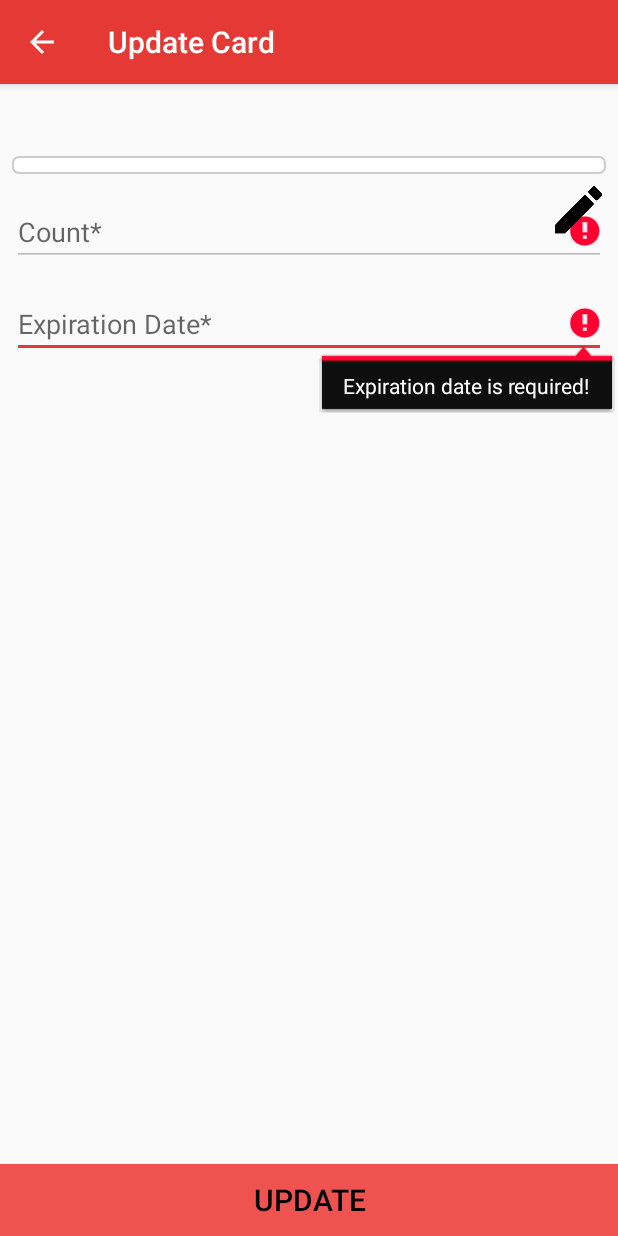
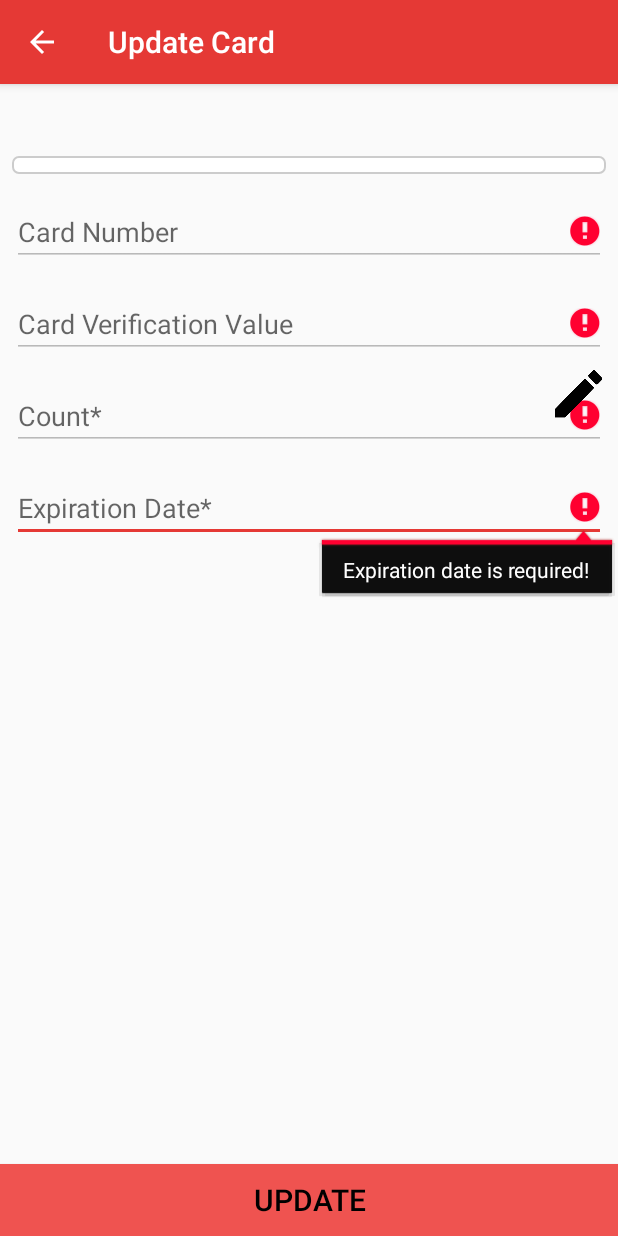
Before and after one commit to DroidUcation/maliros, an Android app: the AddCardActivity screen opened directly, with no data from a screen before it, after a tap on "UPDATE", on a phone screen of 412 x 824 dp. Run offline under Robolectric (Android 15) with nearby library versions, the phone set to English and light mode, and no system bars; our stand-ins replace ButterKnife; 1 statement that could not run was skipped.

Commit message:
-Add Update card option -Add card number and cvv fields

```diff
--- a/GiftCard/app/src/main/java/com/maliros/giftcard/activities/AddCardActivity.java
+++ b/GiftCard/app/src/main/java/com/maliros/giftcard/activities/AddCardActivity.java
@@ -3,6 +3,7 @@ package com.maliros.giftcard.activities;
 import android.app.ActionBar;
 import android.app.Activity;
 import android.app.DatePickerDialog;
+import android.content.ContentUris;
 import android.content.ContentValues;
 import android.content.Intent;
 import android.database.Cursor;
@@ -66,9 +67,14 @@ public class AddCardActivity extends AppCompatActivity implements View.OnClickLi
     private ImageView imageView;
     private boolean isCreateMode = true;
     private EditText balance1;
-    Button btnOpenPopup;
+    private Button btnOpenPopup;
+    private int cardId;
+    private Cursor cardCursor;
 
     //UI References
+    private EditText cvv;
+    private EditText cardNumber;
+    private EditText balance;
     private EditText expirationDateET;
     private DatePickerDialog expirationDatePickerDialog;
 
@@ -86,18 +92,24 @@ public class AddCardActivity extends AppCompatActivity implements View.OnClickLi
         setCardTypesSpinner();
         // init expiration date
         setExpirationDate();
+        // balance
         setBalanceEditTxt();
+        // cardNumber & cvv
+        handleCardNumberAndCvv();
     }
 
     private void handleCreateUpdateMode() {
-        int cardId = (getIntent() != null && getIntent().getExtras() != null) ? getIntent().getExtras().getInt(CardEntry._ID, -1) : 0;
-        if (cardId != -1) {
+        this.cardId = (getIntent() != null && getIntent().getExtras() != null) ? getIntent().getExtras().getInt(CardEntry._ID, -1) : 0;
+        if (this.cardId != -1) {
+            Log.d("**id", String.valueOf(this.cardId));
             this.isCreateMode = false;
             setTitle(getString(R.string.update_card_title));
             Button addButton = (Button) findViewById(R.id.add_card_btn);
             // handle buttons
             addButton.setText(R.string.update_button_text);
-        }else{
+            cardCursor = getContentResolver().query(ContentUris.withAppendedId(CardEntry.CONTENT_URI, this.cardId), null, null, null, null);
+            cardCursor.moveToFirst();
+        } else {
             setTitle(getString(R.string.add_card_title));
         }
         Button updateBalanceBtn = (Button) findViewById(R.id.btn_update_balance);
@@ -105,8 +117,18 @@ public class AddCardActivity extends AppCompatActivity implements View.OnClickLi
     }
 
     private void setBalanceEditTxt() {
-        final EditText balanceEditTxt = (EditText) findViewById(R.id.edt_view_balance);
-        balanceEditTxt.setOnFocusChangeListener(new View.OnFocusChangeListener() {
+        balance = (EditText) findViewById(R.id.edt_view_balance);
+        balance.setOnFocusChangeListener(getFocusChangeListener());
+
+        balance.setEnabled(this.isCreateMode);
+        // init values in update mode
+        if (isUpdateWithCardRecord()) {
+            balance.setText(cardCursor.getString(cardCursor.getColumnIndex(CardEntry.BALANCE)));
+        }
+    }
+
+    private View.OnFocusChangeListener getFocusChangeListener(){
+        return new View.OnFocusChangeListener() {
             @Override
             public void onFocusChange(View v, boolean hasFocus) {
                 if (!hasFocus) {
@@ -114,8 +136,7 @@ public class AddCardActivity extends AppCompatActivity implements View.OnClickLi
                     inputMethodManager.toggleSoftInput(InputMethodManager.HIDE_IMPLICIT_ONLY, 0);
                 }
             }
-        });
-        balanceEditTxt.setEnabled(this.isCreateMode);
+        };
     }
 
     private void setExpirationDate() {
@@ -126,7 +147,6 @@ public class AddCardActivity extends AppCompatActivity implements View.OnClickLi
         expirationDateET.setOnFocusChangeListener(new View.OnFocusChangeListener() {
             @Override
             public void onFocusChange(View v, boolean hasFocus) {
-                Log.d("has focus:", String.valueOf(hasFocus));
                 if (hasFocus) {
                     expirationDatePickerDialog.show();
                 } else if (!hasFocus) {
@@ -148,6 +168,12 @@ public class AddCardActivity extends AppCompatActivity implements View.OnClickLi
         });
 
         Calendar newCalendar = Calendar.getInstance();
+        // init values in update mode
+        if (isUpdateWithCardRecord()) {
+            newCalendar = DateUtil.getDate(cardCursor.getString(cardCursor.getColumnIndex(CardEntry.EXPIRATION_DATE)));
+            expirationDateET.setText(DateUtil.DATE_FORMAT_DD_MM_YYYY.format(newCalendar.getTime()));
+        }
+
         expirationDatePickerDialog = new DatePickerDialog(this, new DatePickerDialog.OnDateSetListener() {
             public void onDateSet(DatePicker view, int year, int monthOfYear, int dayOfMonth) {
                 Calendar newDate = Calendar.getInstance();
@@ -155,13 +181,26 @@ public class AddCardActivity extends AppCompatActivity implements View.OnClickLi
                 expirationDateET.setText(DateUtil.DATE_FORMAT_DD_MM_YYYY.format(newDate.getTime()));
             }
         }, newCalendar.get(Calendar.YEAR), newCalendar.get(Calendar.MONTH), newCalendar.get(Calendar.DAY_OF_MONTH));
+
+    }
+
+    private boolean isUpdateWithCardRecord() {
+        return (!isCreateMode && cardCursor != null && cardCursor.moveToFirst());
     }
 
     private void setCardTypesSpinner() {
         Spinner typesSpinner = (Spinner) findViewById(R.id.type_spinner);
+        String selection = null;
+        String[] selectionArgs = null;
+        // init values in update mode- retrieve only this card type
+        if (isUpdateWithCardRecord()) {
+            selection = CardTypeEntry._ID + " = ?";
+            selectionArgs = new String[]{String.valueOf(cardCursor.getInt(cardCursor.getColumnIndex(CardEntry.CARD_TYPE_ID)))};
+        }
+
         // query _id and name
         String[] projection = {CardTypeEntry._ID, CardTypeEntry.NAME};
-        Cursor cardTypeCursor = getContentResolver().query(CardTypeEntry.CONTENT_URI, projection, null, null, null);
+        Cursor cardTypeCursor = getContentResolver().query(CardTypeEntry.CONTENT_URI, projection, selection, selectionArgs, null);
         // spinner fields
         String[] from = {CardTypeEntry.NAME};
         int[] to = {android.R.id.text1};
@@ -185,6 +224,18 @@ public class AddCardActivity extends AppCompatActivity implements View.OnClickLi
         typesSpinner.setClickable(this.isCreateMode);
     }
 
+    private void handleCardNumberAndCvv() {
+        this.cardNumber = (EditText) findViewById(R.id.edt_card_number);
+        this.cvv = (EditText) findViewById(R.id.edt_cvv);
+        cardNumber.setOnFocusChangeListener(getFocusChangeListener());
+        cardNumber.setEnabled(this.isCreateMode);
+        cvv.setOnFocusChangeListener(getFocusChangeListener());
+        cvv.setEnabled(this.isCreateMode);
+        if (isUpdateWithCardRecord()) {
+            cardNumber.setText(cardCursor.getString(cardCursor.getColumnIndex(CardEntry.CARD_NUMBER)));
+            cvv.setText(cardCursor.getString(cardCursor.getColumnIndex(CardEntry.CVV)));
+        }
+    }
 
     public void updateBalanceCard(View view) {
         LayoutInflater layoutInflater =
@@ -196,7 +247,6 @@ public class AddCardActivity extends AppCompatActivity implements View.OnClickLi
 
         Button btnSave = (Button) popupView.findViewById(R.id.btn_save);
         Button btnDismiss = (Button) popupView.findViewById(R.id.btn_cancel);
-
 
         btnDismiss.setOnClickListener(new Button.OnClickListener() {
             @Override
@@ -220,8 +270,7 @@ public class AddCardActivity extends AppCompatActivity implements View.OnClickLi
                 // Defines selection criteria for the rows you want to update
                 String mSelectionClause = CardEntry._ID + " = ?";
                 String[] mSelectionArgs = {getIntent().getExtras().getString(CardEntry._ID)};//card id
-                Log.d("**", getIntent().getExtras().getString(CardEntry._ID));
-                String[] selectionArgs = {getIntent().getExtras().getString(CardEntry._ID)};
+                Log.d("**", mSelectionArgs.toString());
                 // Defines a variable to contain the number of updated rows
                 int mRowsUpdated = 0;
                 /*
@@ -373,24 +422,32 @@ public class AddCardActivity extends AppCompatActivity implements View.OnClickLi
      *
      * @param view
      */
-    public void AddCard(View view) {
+    public void updateOrAddCard(View view) {
         if (validateRequiredFields()) {
-            // card type
-            Spinner typesSpinner = (Spinner) findViewById(R.id.type_spinner);
-            Cursor c = (Cursor) typesSpinner.getSelectedItem();
-            String cardTypeId = c.getString(c.getColumnIndex(CardTypeEntry._ID));
-            // balance
-            EditText balance = (EditText) findViewById(R.id.edt_view_balance);
+            // general values for insert & update
             // expiration date
             String format = DateUtil.DATE_FORMAT_YYYYMMDDHHMMSS.format(getDateFromDatePicker(expirationDatePickerDialog.getDatePicker()));
-
-            // insert
             ContentValues contentValues = new ContentValues(1);
             contentValues.put(CardEntry.BALANCE, Double.parseDouble(balance.getText().toString()));
             contentValues.put(CardEntry.EXPIRATION_DATE, format);
-            contentValues.put(CardEntry.CARD_TYPE_ID, cardTypeId);
-            getContentResolver().insert(CardEntry.CONTENT_URI, contentValues);
 
+            if (!isCreateMode) {
+                // Defines selection criteria for the rows you want to update
+                String mSelectionClause = CardEntry._ID + " = ?";
+                String[] mSelectionArgs = {String.valueOf(this.cardId)};//card id
+                getContentResolver().update(CardEntry.CONTENT_URI, contentValues, mSelectionClause, mSelectionArgs);
+            } else {
+                // card type
+                Spinner typesSpinner = (Spinner) findViewById(R.id.type_spinner);
+                Cursor c = (Cursor) typesSpinner.getSelectedItem();
+                String cardTypeId = c.getString(c.getColumnIndex(CardTypeEntry._ID));
+                contentValues.put(CardEntry.CARD_TYPE_ID, cardTypeId);
+                // card number & cvv
+                contentValues.put(CardEntry.CARD_NUMBER, this.cardNumber.getText().toString());
+                contentValues.put(CardEntry.CVV, this.cvv.getText().toString());
+
+                getContentResolver().insert(CardEntry.CONTENT_URI, contentValues);
+            }
             // start cards display
             Intent intent = new Intent(this, DisplayCardsActivity.class);
             startActivity(intent);
@@ -399,7 +456,7 @@ public class AddCardActivity extends AppCompatActivity implements View.OnClickLi
 
     private boolean validateRequiredFields() {
         boolean isValid = true;
-        EditText balance = (EditText) findViewById(R.id.edt_view_balance);
+        // balance
         if (balance.getText() == null || balance.getText().toString().trim().equals("")) {
             balance.setError("Balance is required!");
             isValid = false;
@@ -407,10 +464,28 @@ public class AddCardActivity extends AppCompatActivity implements View.OnClickLi
             balance.setError("Balance has to be greater than 0!");
             isValid = false;
         }
+        // expiration date
         if (expirationDateET.getText() == null || expirationDateET.getText().toString().trim().equals("")) {
             expirationDateET.setError("Expiration date is required!");
             isValid = false;
         }
+        // card number
+        if (cardNumber.getText() == null || cardNumber.getText().toString().trim().equals("")) {
+            cardNumber.setError("Card Number is required!");
+            isValid = false;
+        } else if ("0".equals(cardNumber.getText())) {
+            cardNumber.setError("Card Number has to be greater than 0!");
+            isValid = false;
+        }
+        // cvv
+        if (cvv.getText() == null || cvv.getText().toString().trim().equals("")) {
+            cvv.setError("Card Verification Valid is required!");
+            isValid = false;
+        } else if ("0".equals(cvv.getText())) {
+            cvv.setError("Card Verification Valid has to be greater than 0!");
+            isValid = false;
+        }
+
         return isValid;
     }
 
--- a/GiftCard/app/src/main/java/com/maliros/giftcard/adapters/CardDisplayAdapter.java
+++ b/GiftCard/app/src/main/java/com/maliros/giftcard/adapters/CardDisplayAdapter.java
@@ -30,6 +30,7 @@ public class CardDisplayAdapter extends CursorRecyclerViewAdapter<CardDisplayVie
         // - replace the contents of the view with that itemsData
         viewHolder.nameTxtView.setText(cursor.getString(cursor.getColumnIndex(CardTypeEntry.NAME)));
         viewHolder.balanceTxtView.setText(cursor.getString(cursor.getColumnIndex(CardEntry.BALANCE)) + "$");
+        Log.d("***view id", String.valueOf(cursor.getInt(cursor.getColumnIndex(CardEntry._ID))));
         viewHolder.cardId = cursor.getInt(cursor.getColumnIndex(CardEntry._ID));
         Log.d("iddd", String.valueOf(viewHolder.cardId));
         Picasso.with(mContext)
--- a/GiftCard/app/src/main/java/com/maliros/giftcard/contentproviders/GiftCardProvider.java
+++ b/GiftCard/app/src/main/java/com/maliros/giftcard/contentproviders/GiftCardProvider.java
@@ -278,6 +278,7 @@ public class GiftCardProvider extends ContentProvider {
         // Because null could delete all rows:
         if (rows != 0) {
             getContext().getContentResolver().notifyChange(uri, null);
+            Log.d("update!!", String.valueOf(rows));
         }
 
         return rows;
--- a/GiftCard/app/src/main/java/com/maliros/giftcard/dbhelpers/entries/CardEntry.java
+++ b/GiftCard/app/src/main/java/com/maliros/giftcard/dbhelpers/entries/CardEntry.java
@@ -21,6 +21,8 @@ public class CardEntry implements BaseColumns {
     public static final String BALANCE = "balance";
     public static final String EXPIRATION_DATE = "expirationDate";
     public static final String USER_ID = "userId";
+    public static final String CARD_NUMBER = "cardNumber";
+    public static final String CVV = "cvv";
 
     // aliases
     public static final String FULL_BALANCE_ALIAS = GCDatabaseContract.CARD_ALIAS + "." + BALANCE;
--- a/GiftCard/app/src/main/res/layout/activity_add_card.xml
+++ b/GiftCard/app/src/main/res/layout/activity_add_card.xml
@@ -5,8 +5,6 @@
     tools:context=".activities.AddCardActivity"
     android:focusableInTouchMode="true"
     android:clickable="true">
-
-    <!--TODO: add extra data as: number, verification number etc.-->
 
     <Spinner
         android:id="@+id/type_spinner"
@@ -19,11 +17,33 @@
     <EditText
         android:layout_width="match_parent"
         android:layout_height="wrap_content"
+        android:hint="@string/card_number_hint"
+        android:inputType="number"
+        android:layout_margin="8dp"
+        android:id="@+id/edt_card_number"
+        android:layout_below="@+id/type_spinner"
+        android:imeOptions="actionDone"
+        />
+
+    <EditText
+        android:layout_width="match_parent"
+        android:layout_height="wrap_content"
+        android:hint="@string/cvv_hint"
+        android:inputType="number"
+        android:layout_margin="8dp"
+        android:id="@+id/edt_cvv"
+        android:layout_below="@+id/edt_card_number"
+        android:imeOptions="actionDone"
+        />
+
+    <EditText
+        android:layout_width="match_parent"
+        android:layout_height="wrap_content"
         android:hint="@string/count"
         android:inputType="number"
         android:layout_margin="8dp"
         android:id="@+id/edt_view_balance"
-        android:layout_below="@+id/type_spinner"
+        android:layout_below="@+id/edt_cvv"
         android:imeOptions="actionDone"
         />
 
@@ -44,7 +64,7 @@
         android:textSize="15dp"
         android:layout_marginRight="10dp"
         android:onClick="updateBalanceCard"
-        android:layout_below="@+id/type_spinner"
+        android:layout_below="@+id/edt_cvv"
         android:layout_alignParentRight="true"
         android:background="@drawable/edit_icon"/>
 
@@ -76,7 +96,7 @@
     <Button
         android:layout_width="match_parent"
         android:layout_height="wrap_content"
-        android:onClick="AddCard"
+        android:onClick="updateOrAddCard"
         android:id="@+id/add_card_btn"
         android:layout_alignParentBottom="true"
         android:text="Add"
--- a/GiftCard/app/src/main/res/values/strings.xml
+++ b/GiftCard/app/src/main/res/values/strings.xml
@@ -17,6 +17,8 @@
     <string name="update_button_text">Update</string>
     <string name="add_card_title">Add Card</string>
     <string name="update_card_title">Update Card</string>
+    <string name="card_number_hint">Card Number</string>
+    <string name="cvv_hint">Card Verification Value</string>
     <string-array name="type_spinner_elements">
         <item>All</item>
         <item>Coffee With Alcohol</item>
```
Also changed, not shown: GiftCard/app/src/main/java/com/maliros/giftcard/dbhelpers/GCDatabaseHelper.java (+6 -1 lines), GiftCard/app/src/main/java/com/maliros/giftcard/utils/DateUtil.java (+19 -0 lines).
